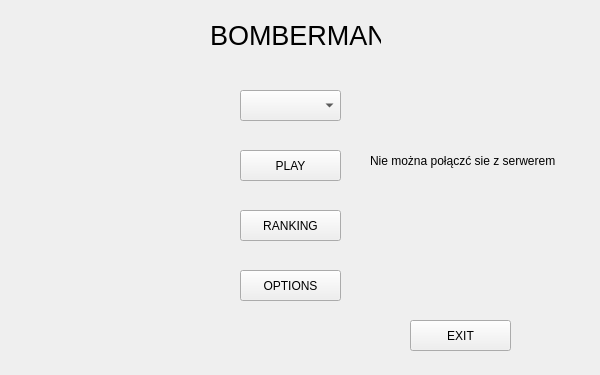
Old version of the form Classes/GUI/game.ui in the repository EKaczmarek/BomberMan.
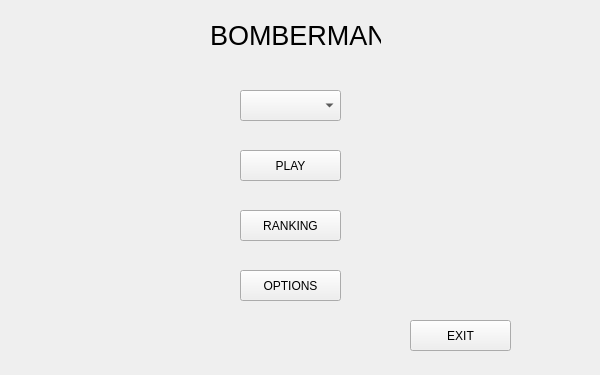
New version of the form.

The edit to the form file:
```diff
--- a/Classes/GUI/game.ui
+++ b/Classes/GUI/game.ui
@@ -172,7 +172,7 @@
     </rect>
    </property>
    <property name="text">
-    <string>Nie można połączć sie z serwerem</string>
+    <string/>
    </property>
   </widget>
  </widget>
```
